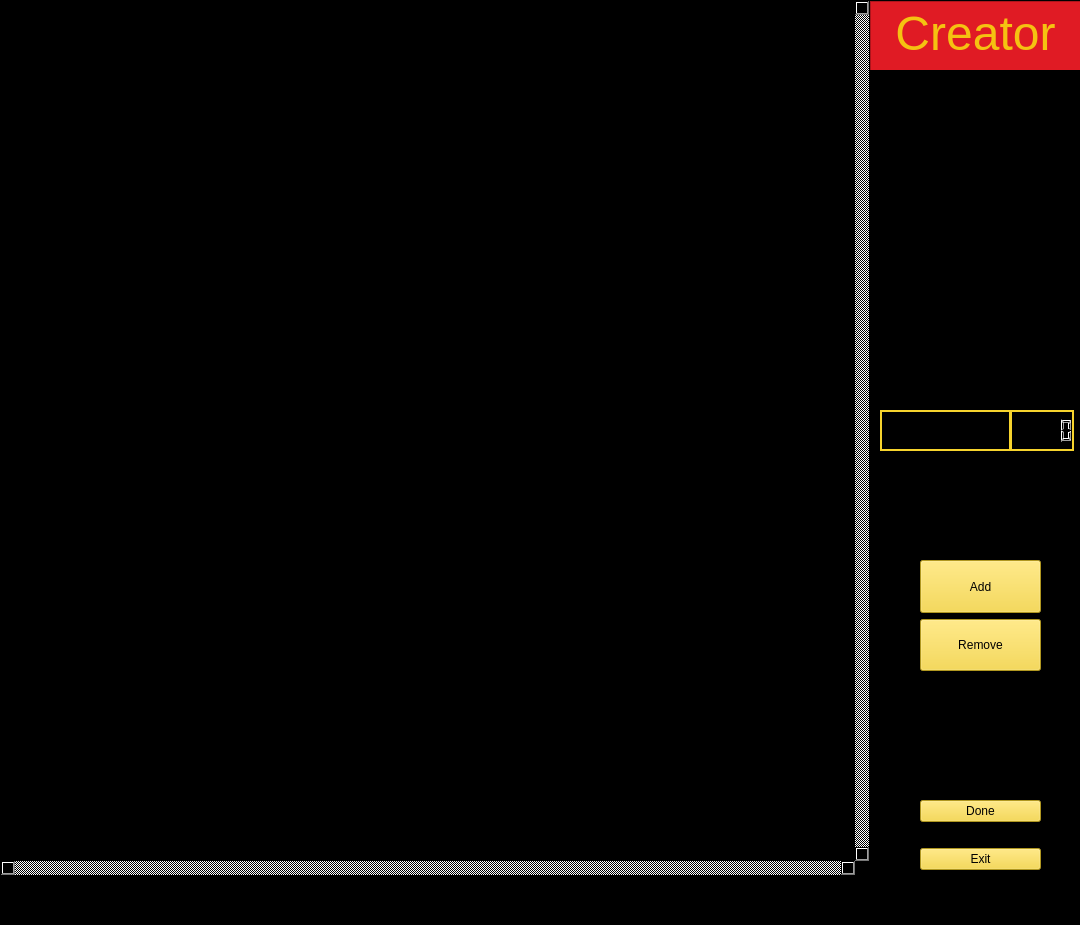
Above: editor/EditorMapas/creador.ui from mateozorzi/practice-sdd before the change. Below: the same form after it.
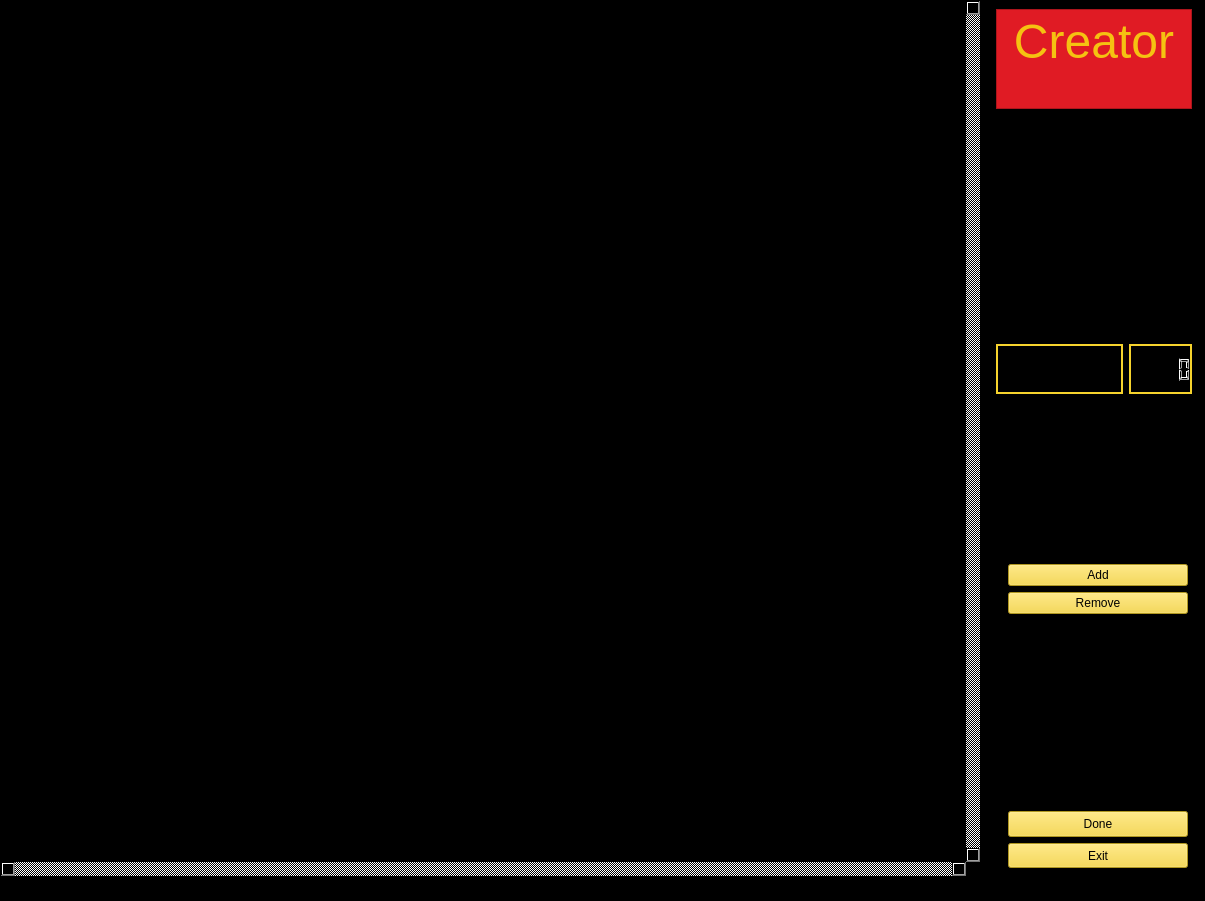
That is the form after the change. Icons and pictures are not drawn.

Diff of the .ui file:
```diff
--- a/editor/EditorMapas/creador.ui
+++ b/editor/EditorMapas/creador.ui
@@ -9,10 +9,22 @@
    <rect>
     <x>0</x>
     <y>0</y>
-    <width>1080</width>
-    <height>925</height>
+    <width>1205</width>
+    <height>901</height>
    </rect>
   </property>
+  <property name="sizePolicy">
+   <sizepolicy hsizetype="Expanding" vsizetype="Expanding">
+    <horstretch>0</horstretch>
+    <verstretch>0</verstretch>
+   </sizepolicy>
+  </property>
+  <property name="minimumSize">
+   <size>
+    <width>1200</width>
+    <height>900</height>
+   </size>
+  </property>
   <property name="windowTitle">
    <string>Creador de Circuitos</string>
   </property>
@@ -20,233 +32,136 @@
    <string notr="true">background-color: rgb(0, 0, 0);</string>
   </property>
   <widget class="QWidget" name="centralwidget">
-   <widget class="QLabel" name="bandera">
-    <property name="geometry">
-     <rect>
-      <x>870</x>
-      <y>140</y>
-      <width>211</width>
-      <height>131</height>
-     </rect>
+   <property name="sizePolicy">
+    <sizepolicy hsizetype="Expanding" vsizetype="Expanding">
+     <horstretch>0</horstretch>
+     <verstretch>0</verstretch>
+    </sizepolicy>
+   </property>
+   <property name="minimumSize">
+    <size>
+     <width>1200</width>
+     <height>900</height>
+    </size>
+   </property>
+   <widget class="QWidget" name="principal" native="true">
+    <property name="enabled">
+     <bool>true</bool>
     </property>
-    <property name="sizePolicy">
-     <sizepolicy hsizetype="Expanding" vsizetype="Expanding">
-      <horstretch>0</horstretch>
-      <verstretch>0</verstretch>
-     </sizepolicy>
-    </property>
-    <property name="styleSheet">
-     <string notr="true">image: url(:/images/imagenes/bandera.jpg);</string>
-    </property>
-    <property name="text">
-     <string/>
-    </property>
-   </widget>
-   <widget class="QGraphicsView" name="labelmap">
     <property name="geometry">
      <rect>
       <x>0</x>
       <y>0</y>
-      <width>870</width>
-      <height>876</height>
+      <width>1201</width>
+      <height>877</height>
      </rect>
     </property>
-    <property name="styleSheet">
-     <string notr="true">border-color: rgb(129, 61, 156);</string>
+    <property name="sizePolicy">
+     <sizepolicy hsizetype="Expanding" vsizetype="Expanding">
+      <horstretch>0</horstretch>
+      <verstretch>0</verstretch>
+     </sizepolicy>
     </property>
-    <property name="verticalScrollBarPolicy">
-     <enum>Qt::ScrollBarPolicy::ScrollBarAlwaysOn</enum>
+    <property name="minimumSize">
+     <size>
+      <width>1200</width>
+      <height>800</height>
+     </size>
     </property>
-    <property name="horizontalScrollBarPolicy">
-     <enum>Qt::ScrollBarPolicy::ScrollBarAlwaysOn</enum>
+    <property name="sizeIncrement">
+     <size>
+      <width>0</width>
+      <height>0</height>
+     </size>
     </property>
-   </widget>
-   <widget class="QWidget" name="layoutWidget">
-    <property name="geometry">
-     <rect>
-      <x>920</x>
-      <y>560</y>
-      <width>121</width>
-      <height>111</height>
-     </rect>
-    </property>
-    <layout class="QVBoxLayout" name="verticalLayout_2">
+    <layout class="QHBoxLayout" name="horizontalLayout_2" stretch="1,0">
+     <property name="spacing">
+      <number>6</number>
+     </property>
      <item>
-      <widget class="QPushButton" name="addButton">
+      <widget class="QGraphicsView" name="labelmap">
        <property name="sizePolicy">
         <sizepolicy hsizetype="Expanding" vsizetype="Expanding">
          <horstretch>0</horstretch>
          <verstretch>0</verstretch>
         </sizepolicy>
        </property>
+       <property name="minimumSize">
+        <size>
+         <width>963</width>
+         <height>870</height>
+        </size>
+       </property>
        <property name="styleSheet">
-        <string notr="true">QPushButton {
-	color: rgb(0, 0, 0);
-	background-color: rgb(246, 211, 45);
-}
-
-QPushButton:checked{
-	background-color: rgb(87, 227, 137);
-	color: rgb(0, 0, 0);
-}</string>
+        <string notr="true">border-color: rgb(129, 61, 156);</string>
        </property>
-       <property name="text">
-        <string>Add</string>
+       <property name="verticalScrollBarPolicy">
+        <enum>Qt::ScrollBarPolicy::ScrollBarAlwaysOn</enum>
        </property>
+       <property name="horizontalScrollBarPolicy">
+        <enum>Qt::ScrollBarPolicy::ScrollBarAlwaysOn</enum>
+       </property>
+       <property name="sizeAdjustPolicy">
+        <enum>QAbstractScrollArea::SizeAdjustPolicy::AdjustIgnored</enum>
+       </property>
       </widget>
      </item>
      <item>
-      <widget class="QPushButton" name="removeButton">
+      <widget class="QWidget" name="menulateral_2" native="true">
        <property name="sizePolicy">
         <sizepolicy hsizetype="Expanding" vsizetype="Expanding">
          <horstretch>0</horstretch>
          <verstretch>0</verstretch>
         </sizepolicy>
        </property>
-       <property name="styleSheet">
-        <string notr="true">QPushButton {
-	color: rgb(0, 0, 0);
-	background-color: rgb(246, 211, 45);
-}
-
-QPushButton:checked{
-	background-color: rgb(237, 51, 59);
-	color: rgb(0, 0, 0);
-}</string>
+       <property name="minimumSize">
+        <size>
+         <width>0</width>
+         <height>800</height>
+        </size>
        </property>
-       <property name="text">
-        <string>Remove</string>
+       <property name="maximumSize">
+        <size>
+         <width>214</width>
+         <height>16777215</height>
+        </size>
        </property>
-      </widget>
-     </item>
-    </layout>
-   </widget>
-   <widget class="QWidget" name="layoutWidget">
-    <property name="geometry">
-     <rect>
-      <x>920</x>
-      <y>780</y>
-      <width>121</width>
-      <height>111</height>
-     </rect>
-    </property>
-    <layout class="QVBoxLayout" name="verticalLayout">
-     <item>
-      <widget class="QPushButton" name="Done">
-       <property name="styleSheet">
-        <string notr="true">background-color: rgb(246, 211, 45);
-color: rgb(0, 0, 0);</string>
-       </property>
-       <property name="text">
-        <string>Done</string>
-       </property>
-      </widget>
-     </item>
-     <item>
-      <widget class="QPushButton" name="Exit">
-       <property name="styleSheet">
-        <string notr="true">color: rgb(0, 0, 0);
-background-color: rgb(246, 211, 45);</string>
-       </property>
-       <property name="text">
-        <string>Exit</string>
-       </property>
-      </widget>
-     </item>
-    </layout>
-   </widget>
-   <widget class="QTextEdit" name="textEdit_3">
-    <property name="geometry">
-     <rect>
-      <x>880</x>
-      <y>410</y>
-      <width>131</width>
-      <height>41</height>
-     </rect>
-    </property>
-    <property name="sizePolicy">
-     <sizepolicy hsizetype="Fixed" vsizetype="Fixed">
-      <horstretch>0</horstretch>
-      <verstretch>0</verstretch>
-     </sizepolicy>
-    </property>
-    <property name="font">
-     <font>
-      <pointsize>18</pointsize>
-     </font>
-    </property>
-    <property name="styleSheet">
-     <string notr="true">border: 2px solid #F6D32D</string>
-    </property>
-    <property name="markdown">
-     <string>Checkpoints
-
-</string>
-    </property>
-    <property name="html">
-     <string>&lt;!DOCTYPE HTML PUBLIC &quot;-//W3C//DTD HTML 4.0//EN&quot; &quot;http://www.w3.org/TR/REC-html40/strict.dtd&quot;&gt;
-&lt;html&gt;&lt;head&gt;&lt;meta name=&quot;qrichtext&quot; content=&quot;1&quot; /&gt;&lt;meta charset=&quot;utf-8&quot; /&gt;&lt;style type=&quot;text/css&quot;&gt;
-p, li { white-space: pre-wrap; }
-hr { height: 1px; border-width: 0; }
-li.unchecked::marker { content: &quot;\2610&quot;; }
-li.checked::marker { content: &quot;\2612&quot;; }
-&lt;/style&gt;&lt;/head&gt;&lt;body style=&quot; font-family:'Ubuntu Sans'; font-size:18pt; font-weight:400; font-style:normal;&quot;&gt;
-&lt;p style=&quot; margin-top:10px; margin-bottom:10px; margin-left:0px; margin-right:0px; -qt-block-indent:0; text-indent:0px;&quot;&gt;&lt;span style=&quot; font-size:14pt;&quot;&gt;Checkpoints&lt;/span&gt;&lt;/p&gt;&lt;/body&gt;&lt;/html&gt;</string>
-    </property>
-    <property name="cursorWidth">
-     <number>0</number>
-    </property>
-   </widget>
-   <widget class="QLCDNumber" name="n_checkpoints">
-    <property name="geometry">
-     <rect>
-      <x>1010</x>
-      <y>410</y>
-      <width>64</width>
-      <height>41</height>
-     </rect>
-    </property>
-    <property name="sizePolicy">
-     <sizepolicy hsizetype="Fixed" vsizetype="Expanding">
-      <horstretch>0</horstretch>
-      <verstretch>0</verstretch>
-     </sizepolicy>
-    </property>
-    <property name="styleSheet">
-     <string notr="true">border: 2px solid #F6D32D</string>
-    </property>
-   </widget>
-   <widget class="QTextEdit" name="textEdit">
-    <property name="geometry">
-     <rect>
-      <x>870</x>
-      <y>1</y>
-      <width>211</width>
-      <height>71</height>
-     </rect>
-    </property>
-    <property name="sizePolicy">
-     <sizepolicy hsizetype="Fixed" vsizetype="Fixed">
-      <horstretch>0</horstretch>
-      <verstretch>0</verstretch>
-     </sizepolicy>
-    </property>
-    <property name="font">
-     <font>
-      <pointsize>32</pointsize>
-     </font>
-    </property>
-    <property name="styleSheet">
-     <string notr="true">color: rgb(245, 194, 17);
+       <layout class="QVBoxLayout" name="menulateral">
+        <item>
+         <layout class="QVBoxLayout" name="verticalLayout_3" stretch="1,1">
+          <property name="bottomMargin">
+           <number>123</number>
+          </property>
+          <item>
+           <widget class="QTextEdit" name="title">
+            <property name="sizePolicy">
+             <sizepolicy hsizetype="Expanding" vsizetype="Expanding">
+              <horstretch>0</horstretch>
+              <verstretch>0</verstretch>
+             </sizepolicy>
+            </property>
+            <property name="maximumSize">
+             <size>
+              <width>220</width>
+              <height>100</height>
+             </size>
+            </property>
+            <property name="font">
+             <font>
+              <pointsize>32</pointsize>
+             </font>
+            </property>
+            <property name="styleSheet">
+             <string notr="true">color: rgb(245, 194, 17);
 background-color: rgb(224, 27, 36);</string>
-    </property>
-    <property name="markdown">
-     <string>Creator
+            </property>
+            <property name="markdown">
+             <string>Creator
 
 </string>
-    </property>
-    <property name="html">
-     <string>&lt;!DOCTYPE HTML PUBLIC &quot;-//W3C//DTD HTML 4.0//EN&quot; &quot;http://www.w3.org/TR/REC-html40/strict.dtd&quot;&gt;
+            </property>
+            <property name="html">
+             <string>&lt;!DOCTYPE HTML PUBLIC &quot;-//W3C//DTD HTML 4.0//EN&quot; &quot;http://www.w3.org/TR/REC-html40/strict.dtd&quot;&gt;
 &lt;html&gt;&lt;head&gt;&lt;meta name=&quot;qrichtext&quot; content=&quot;1&quot; /&gt;&lt;meta charset=&quot;utf-8&quot; /&gt;&lt;style type=&quot;text/css&quot;&gt;
 p, li { white-space: pre-wrap; }
 hr { height: 1px; border-width: 0; }
@@ -254,35 +169,35 @@
 li.checked::marker { content: &quot;\2612&quot;; }
 &lt;/style&gt;&lt;/head&gt;&lt;body style=&quot; font-family:'Ubuntu Sans'; font-size:32pt; font-weight:400; font-style:normal;&quot;&gt;
 &lt;p align=&quot;center&quot; style=&quot; margin-top:21px; margin-bottom:21px; margin-left:0px; margin-right:0px; -qt-block-indent:0; text-indent:0px;&quot;&gt;&lt;span style=&quot; font-size:36pt;&quot;&gt;Creator&lt;/span&gt;&lt;/p&gt;&lt;/body&gt;&lt;/html&gt;</string>
-    </property>
-   </widget>
-   <widget class="QTextEdit" name="textEdit_2">
-    <property name="geometry">
-     <rect>
-      <x>870</x>
-      <y>70</y>
-      <width>211</width>
-      <height>71</height>
-     </rect>
-    </property>
-    <property name="sizePolicy">
-     <sizepolicy hsizetype="Fixed" vsizetype="Fixed">
-      <horstretch>0</horstretch>
-      <verstretch>0</verstretch>
-     </sizepolicy>
-    </property>
-    <property name="font">
-     <font>
-      <pointsize>16</pointsize>
-     </font>
-    </property>
-    <property name="markdown">
-     <string>Set checkpoints to create a race!
+            </property>
+           </widget>
+          </item>
+          <item>
+           <widget class="QTextEdit" name="description">
+            <property name="sizePolicy">
+             <sizepolicy hsizetype="Expanding" vsizetype="Expanding">
+              <horstretch>0</horstretch>
+              <verstretch>0</verstretch>
+             </sizepolicy>
+            </property>
+            <property name="maximumSize">
+             <size>
+              <width>210</width>
+              <height>100</height>
+             </size>
+            </property>
+            <property name="font">
+             <font>
+              <pointsize>16</pointsize>
+             </font>
+            </property>
+            <property name="markdown">
+             <string>Set checkpoints to create a race!
 
 </string>
-    </property>
-    <property name="html">
-     <string>&lt;!DOCTYPE HTML PUBLIC &quot;-//W3C//DTD HTML 4.0//EN&quot; &quot;http://www.w3.org/TR/REC-html40/strict.dtd&quot;&gt;
+            </property>
+            <property name="html">
+             <string>&lt;!DOCTYPE HTML PUBLIC &quot;-//W3C//DTD HTML 4.0//EN&quot; &quot;http://www.w3.org/TR/REC-html40/strict.dtd&quot;&gt;
 &lt;html&gt;&lt;head&gt;&lt;meta name=&quot;qrichtext&quot; content=&quot;1&quot; /&gt;&lt;meta charset=&quot;utf-8&quot; /&gt;&lt;style type=&quot;text/css&quot;&gt;
 p, li { white-space: pre-wrap; }
 hr { height: 1px; border-width: 0; }
@@ -290,13 +205,218 @@
 li.checked::marker { content: &quot;\2612&quot;; }
 &lt;/style&gt;&lt;/head&gt;&lt;body style=&quot; font-family:'Ubuntu Sans'; font-size:16pt; font-weight:400; font-style:normal;&quot;&gt;
 &lt;p style=&quot; margin-top:10px; margin-bottom:10px; margin-left:0px; margin-right:0px; -qt-block-indent:0; text-indent:0px;&quot;&gt;Set checkpoints to create a race!&lt;/p&gt;&lt;/body&gt;&lt;/html&gt;</string>
-    </property>
+            </property>
+           </widget>
+          </item>
+         </layout>
+        </item>
+        <item>
+         <layout class="QHBoxLayout" name="horizontalLayout" stretch="0,0">
+          <property name="bottomMargin">
+           <number>164</number>
+          </property>
+          <item>
+           <widget class="QTextEdit" name="checkpoints">
+            <property name="sizePolicy">
+             <sizepolicy hsizetype="Expanding" vsizetype="Expanding">
+              <horstretch>0</horstretch>
+              <verstretch>0</verstretch>
+             </sizepolicy>
+            </property>
+            <property name="maximumSize">
+             <size>
+              <width>128</width>
+              <height>50</height>
+             </size>
+            </property>
+            <property name="font">
+             <font>
+              <pointsize>18</pointsize>
+             </font>
+            </property>
+            <property name="styleSheet">
+             <string notr="true">border: 2px solid #F6D32D</string>
+            </property>
+            <property name="markdown">
+             <string>Checkpoints
+
+</string>
+            </property>
+            <property name="html">
+             <string>&lt;!DOCTYPE HTML PUBLIC &quot;-//W3C//DTD HTML 4.0//EN&quot; &quot;http://www.w3.org/TR/REC-html40/strict.dtd&quot;&gt;
+&lt;html&gt;&lt;head&gt;&lt;meta name=&quot;qrichtext&quot; content=&quot;1&quot; /&gt;&lt;meta charset=&quot;utf-8&quot; /&gt;&lt;style type=&quot;text/css&quot;&gt;
+p, li { white-space: pre-wrap; }
+hr { height: 1px; border-width: 0; }
+li.unchecked::marker { content: &quot;\2610&quot;; }
+li.checked::marker { content: &quot;\2612&quot;; }
+&lt;/style&gt;&lt;/head&gt;&lt;body style=&quot; font-family:'Ubuntu Sans'; font-size:18pt; font-weight:400; font-style:normal;&quot;&gt;
+&lt;p style=&quot; margin-top:10px; margin-bottom:10px; margin-left:0px; margin-right:0px; -qt-block-indent:0; text-indent:0px;&quot;&gt;&lt;span style=&quot; font-size:14pt;&quot;&gt;Checkpoints&lt;/span&gt;&lt;/p&gt;&lt;/body&gt;&lt;/html&gt;</string>
+            </property>
+            <property name="cursorWidth">
+             <number>0</number>
+            </property>
+           </widget>
+          </item>
+          <item>
+           <widget class="QLCDNumber" name="n_checkpoints">
+            <property name="sizePolicy">
+             <sizepolicy hsizetype="Expanding" vsizetype="Expanding">
+              <horstretch>0</horstretch>
+              <verstretch>0</verstretch>
+             </sizepolicy>
+            </property>
+            <property name="maximumSize">
+             <size>
+              <width>140</width>
+              <height>50</height>
+             </size>
+            </property>
+            <property name="styleSheet">
+             <string notr="true">border: 2px solid #F6D32D</string>
+            </property>
+           </widget>
+          </item>
+         </layout>
+        </item>
+        <item>
+         <layout class="QVBoxLayout" name="verticalLayout_2">
+          <property name="leftMargin">
+           <number>12</number>
+          </property>
+          <property name="bottomMargin">
+           <number>191</number>
+          </property>
+          <item>
+           <widget class="QPushButton" name="addButton">
+            <property name="sizePolicy">
+             <sizepolicy hsizetype="Expanding" vsizetype="Expanding">
+              <horstretch>0</horstretch>
+              <verstretch>0</verstretch>
+             </sizepolicy>
+            </property>
+            <property name="maximumSize">
+             <size>
+              <width>180</width>
+              <height>300</height>
+             </size>
+            </property>
+            <property name="styleSheet">
+             <string notr="true">QPushButton {
+	color: rgb(0, 0, 0);
+	background-color: rgb(246, 211, 45);
+}
+
+QPushButton:checked{
+	background-color: rgb(87, 227, 137);
+	color: rgb(0, 0, 0);
+}</string>
+            </property>
+            <property name="text">
+             <string>Add</string>
+            </property>
+           </widget>
+          </item>
+          <item>
+           <widget class="QPushButton" name="removeButton">
+            <property name="sizePolicy">
+             <sizepolicy hsizetype="Expanding" vsizetype="Expanding">
+              <horstretch>0</horstretch>
+              <verstretch>0</verstretch>
+             </sizepolicy>
+            </property>
+            <property name="maximumSize">
+             <size>
+              <width>180</width>
+              <height>300</height>
+             </size>
+            </property>
+            <property name="styleSheet">
+             <string notr="true">QPushButton {
+	color: rgb(0, 0, 0);
+	background-color: rgb(246, 211, 45);
+}
+
+QPushButton:checked{
+	background-color: rgb(237, 51, 59);
+	color: rgb(0, 0, 0);
+}</string>
+            </property>
+            <property name="text">
+             <string>Remove</string>
+            </property>
+           </widget>
+          </item>
+         </layout>
+        </item>
+        <item>
+         <layout class="QVBoxLayout" name="verticalLayout">
+          <property name="leftMargin">
+           <number>12</number>
+          </property>
+          <item>
+           <widget class="QPushButton" name="Done">
+            <property name="sizePolicy">
+             <sizepolicy hsizetype="Expanding" vsizetype="Expanding">
+              <horstretch>0</horstretch>
+              <verstretch>0</verstretch>
+             </sizepolicy>
+            </property>
+            <property name="maximumSize">
+             <size>
+              <width>180</width>
+              <height>200</height>
+             </size>
+            </property>
+            <property name="styleSheet">
+             <string notr="true">background-color: rgb(246, 211, 45);
+color: rgb(0, 0, 0);</string>
+            </property>
+            <property name="text">
+             <string>Done</string>
+            </property>
+           </widget>
+          </item>
+          <item>
+           <widget class="QPushButton" name="Exit">
+            <property name="sizePolicy">
+             <sizepolicy hsizetype="Expanding" vsizetype="Expanding">
+              <horstretch>0</horstretch>
+              <verstretch>0</verstretch>
+             </sizepolicy>
+            </property>
+            <property name="maximumSize">
+             <size>
+              <width>180</width>
+              <height>200</height>
+             </size>
+            </property>
+            <property name="styleSheet">
+             <string notr="true">color: rgb(0, 0, 0);
+background-color: rgb(246, 211, 45);</string>
+            </property>
+            <property name="text">
+             <string>Exit</string>
+            </property>
+           </widget>
+          </item>
+         </layout>
+        </item>
+       </layout>
+      </widget>
+     </item>
+    </layout>
    </widget>
   </widget>
   <widget class="QStatusBar" name="statusbar">
    <property name="enabled">
     <bool>true</bool>
    </property>
+   <property name="sizePolicy">
+    <sizepolicy hsizetype="Expanding" vsizetype="Expanding">
+     <horstretch>0</horstretch>
+     <verstretch>0</verstretch>
+    </sizepolicy>
+   </property>
   </widget>
  </widget>
  <resources/>
```
